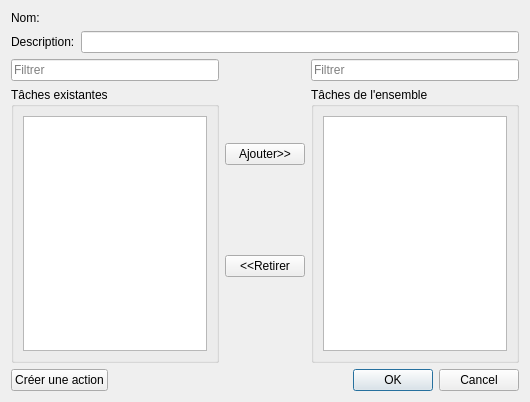
This is InfoDynamiqueQt/Vues/vuegestionensemble.ui in AlexandreGirardin/ProjetAnalyse as Qt 5 draws it before an edit. The edited form follows.
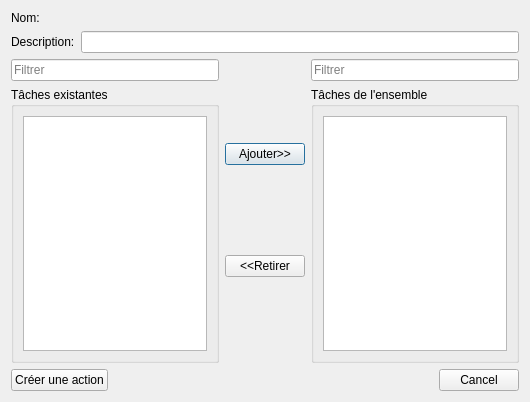
This is the edited form.

Commit message: Griser le bouton Ok lors de la gestion d'ensemble si un champ requis est vide

The edit to the form file:
```diff
--- a/InfoDynamiqueQt/Vues/vuegestionensemble.ui
+++ b/InfoDynamiqueQt/Vues/vuegestionensemble.ui
@@ -118,7 +118,7 @@
         <enum>Qt::Horizontal</enum>
        </property>
        <property name="standardButtons">
-        <set>QDialogButtonBox::Cancel|QDialogButtonBox::Ok</set>
+        <set>QDialogButtonBox::Cancel</set>
        </property>
       </widget>
      </item>
```
The commit also changes 4 other files.
